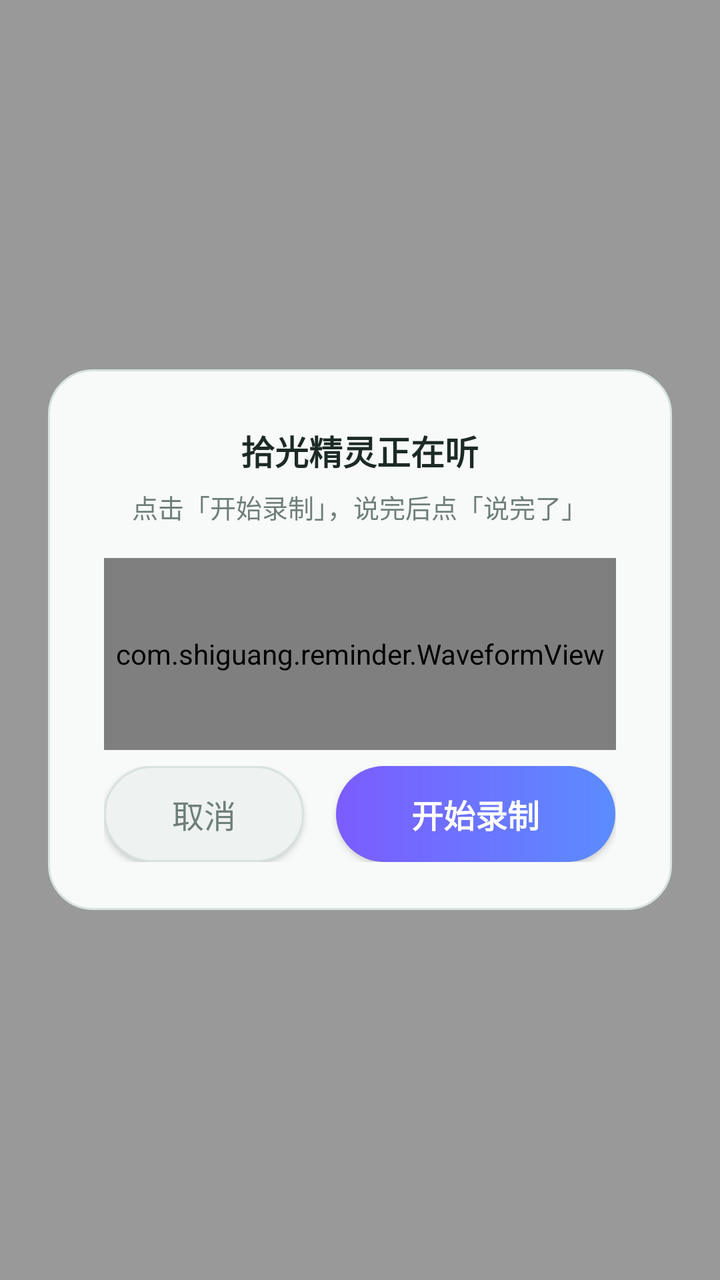
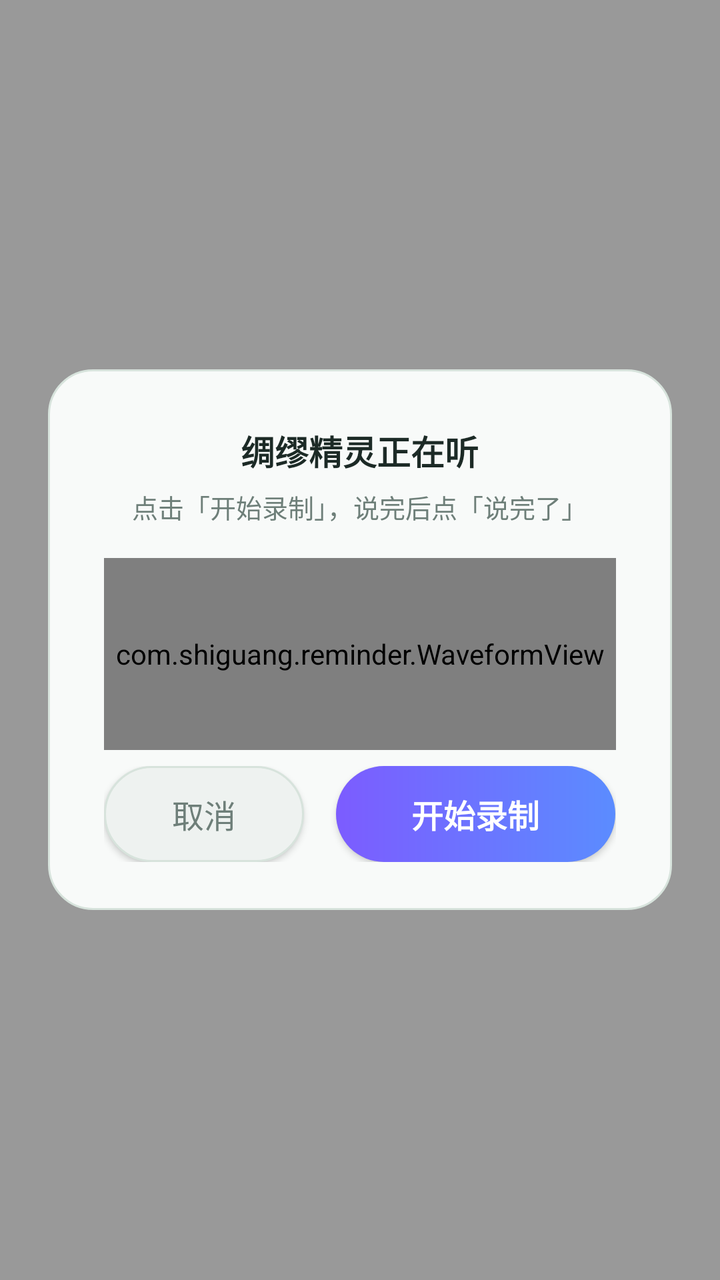

Before-and-after screenshots of an Android layout around one commit, followed by the original layout XML and the change that was made.
<!-- AndroidManifest.xml: activity theme AppTheme.SpeechDialog -->
<!-- res/layout/activity_speech_dialog.xml -->
<?xml version="1.0" encoding="utf-8"?>
<FrameLayout xmlns:android="http://schemas.android.com/apk/res/android"
    android:layout_width="match_parent"
    android:layout_height="match_parent">

    <LinearLayout
        android:layout_width="match_parent"
        android:layout_height="wrap_content"
        android:layout_gravity="center"
        android:orientation="vertical"
        android:gravity="center_horizontal"
        android:background="@drawable/speech_dialog_bg"
        android:layout_marginLeft="24dp"
        android:layout_marginRight="24dp"
        android:paddingLeft="28dp"
        android:paddingRight="28dp"
        android:paddingTop="28dp"
        android:paddingBottom="24dp">

    <TextView
        android:layout_width="wrap_content"
        android:layout_height="wrap_content"
        android:text="拾光精灵正在听"
        android:textColor="#1C2A26"
        android:textSize="17sp"
        android:textStyle="bold" />

    <TextView
        android:id="@+id/speech_hint"
        android:layout_width="wrap_content"
        android:layout_height="wrap_content"
        android:layout_marginTop="6dp"
        android:text="点击「开始录制」，说完后点「说完了」"
        android:textColor="#6E7F79"
        android:textSize="13sp" />

    <com.shiguang.reminder.WaveformView
        android:id="@+id/waveform"
        android:layout_width="match_parent"
        android:layout_height="96dp"
        android:layout_marginTop="16dp" />

    <LinearLayout
        android:layout_width="match_parent"
        android:layout_height="wrap_content"
        android:layout_marginTop="8dp"
        android:orientation="horizontal">

        <Button
            android:id="@+id/btn_cancel"
            android:layout_width="0dp"
            android:layout_height="48dp"
            android:layout_weight="1"
            android:layout_marginEnd="8dp"
            android:background="@drawable/speech_btn_cancel"
            android:text="取消"
            android:textColor="#6E7F79"
            android:textSize="16sp" />

        <Button
            android:id="@+id/btn_record"
            android:layout_width="0dp"
            android:layout_height="48dp"
            android:layout_weight="1.4"
            android:layout_marginStart="8dp"
            android:background="@drawable/speech_btn_record"
            android:text="开始录制"
            android:textColor="#FFFFFF"
            android:textSize="16sp"
            android:textStyle="bold" />
    </LinearLayout>
    </LinearLayout>
</FrameLayout>
<!-- resources referenced by this layout -->
<resources>
  <!-- drawable speech_btn_cancel (drawable) -->
  <?xml version="1.0" encoding="utf-8"?>
  <shape xmlns:android="http://schemas.android.com/apk/res/android"
      android:shape="rectangle">
      <corners android:radius="24dp" />
      <solid android:color="#EEF2F0" />
      <stroke android:width="1dp" android:color="#D7E3DC" />
  </shape>
  <!-- drawable speech_btn_record (drawable) -->
  <?xml version="1.0" encoding="utf-8"?>
  <shape xmlns:android="http://schemas.android.com/apk/res/android"
      android:shape="rectangle">
      <corners android:radius="24dp" />
      <gradient
          android:angle="0"
          android:startColor="#7C5CFF"
          android:endColor="#5B8CFF" />
  </shape>
  <!-- drawable speech_dialog_bg (drawable) -->
  <?xml version="1.0" encoding="utf-8"?>
  <shape xmlns:android="http://schemas.android.com/apk/res/android"
      android:shape="rectangle">
      <corners android:radius="22dp" />
      <solid android:color="#F8FAF9" />
      <stroke android:width="1dp" android:color="#D7E3DC" />
  </shape>
  <style name="AppTheme.SpeechDialog" parent="Theme.AppCompat.Light.NoActionBar">
          <item name="android:windowIsTranslucent">true</item>
          <item name="android:windowBackground">#66000000</item>
          <item name="android:windowNoTitle">true</item>
          <item name="android:backgroundDimEnabled">true</item>
          <item name="android:windowCloseOnTouchOutside">true</item>
      </style>
</resources>

<!-- the commit's change to res/layout/activity_speech_dialog.xml (unified diff, before → after) -->
@@ -20,7 +20,7 @@
     <TextView
         android:layout_width="wrap_content"
         android:layout_height="wrap_content"
-        android:text="拾光精灵正在听"
+        android:text="绸缪精灵正在听"
         android:textColor="#1C2A26"
         android:textSize="17sp"
         android:textStyle="bold" />
